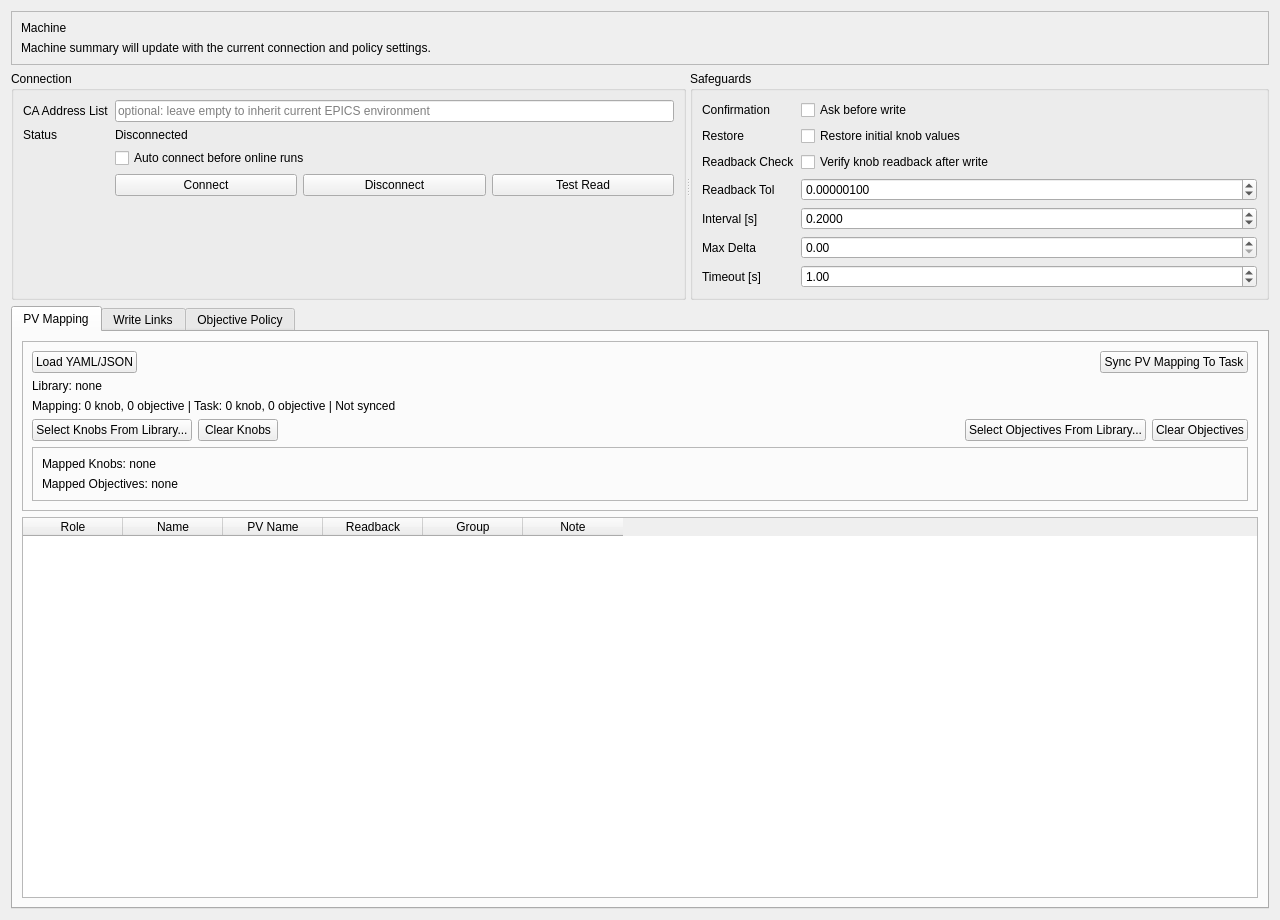
Old version of the form src/gotacc/gui/ui/page_machine.ui in the repository ustc-zhr/GOTAcc.
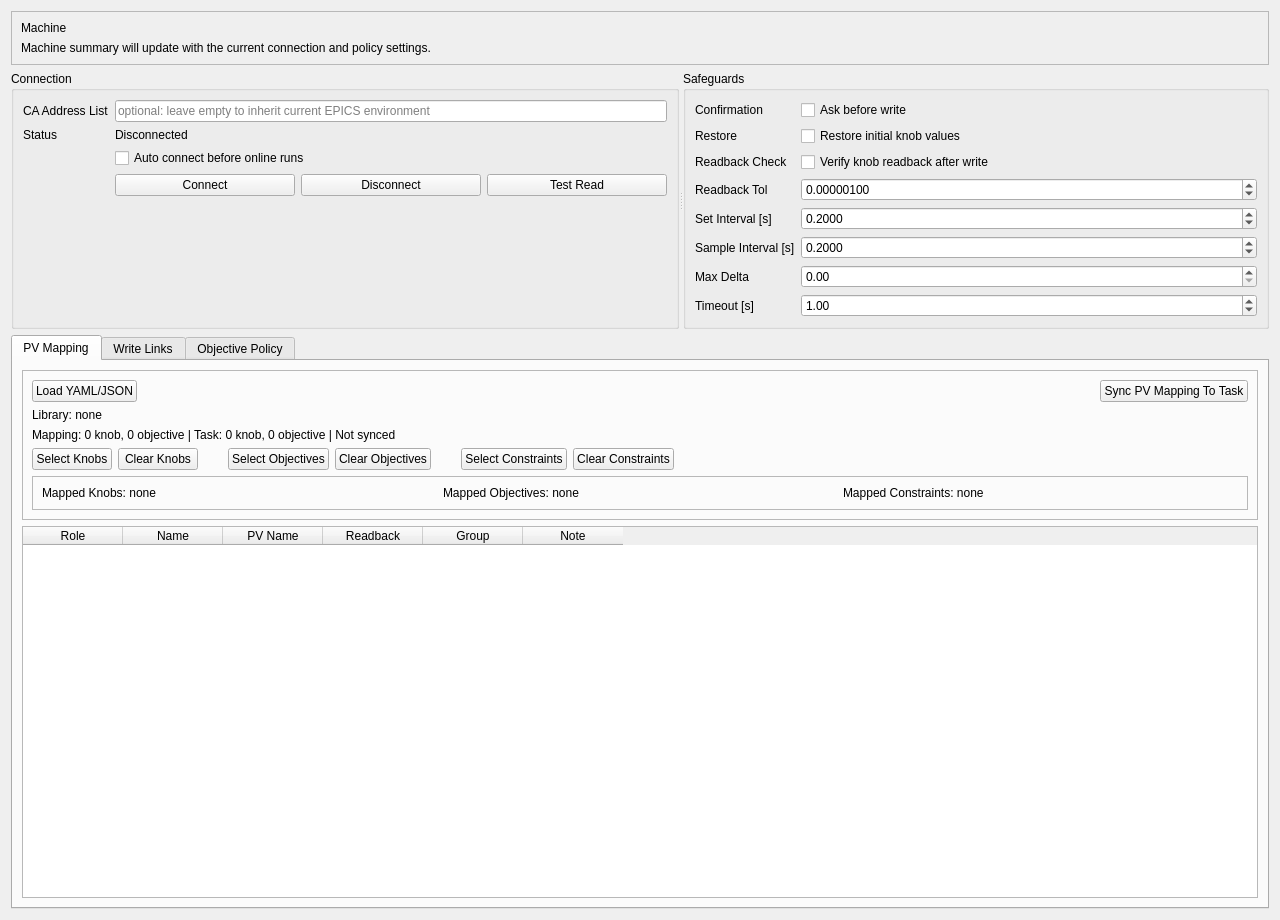
New version of the form.

What changed in the file:
```diff
--- a/src/gotacc/gui/ui/page_machine.ui
+++ b/src/gotacc/gui/ui/page_machine.ui
@@ -72,12 +72,14 @@
          <item row="2" column="1"><widget class="QCheckBox" name="checkBox_readbackCheck"><property name="text"><string>Verify knob readback after write</string></property></widget></item>
          <item row="3" column="0"><widget class="QLabel" name="label_readbackTol"><property name="text"><string>Readback Tol</string></property></widget></item>
          <item row="3" column="1"><widget class="QDoubleSpinBox" name="doubleSpinBox_readbackTol"><property name="decimals"><number>8</number></property><property name="minimum"><double>0.000000000000000</double></property><property name="maximum"><double>999999999.000000000000000</double></property><property name="singleStep"><double>0.000001000000000</double></property><property name="value"><double>0.000001000000000</double></property></widget></item>
-         <item row="4" column="0"><widget class="QLabel" name="label_interval"><property name="text"><string>Interval [s]</string></property></widget></item>
-         <item row="4" column="1"><widget class="QDoubleSpinBox" name="doubleSpinBox_interval"><property name="decimals"><number>4</number></property><property name="minimum"><double>0.000000000000000</double></property><property name="maximum"><double>999999999.000000000000000</double></property><property name="singleStep"><double>0.100000000000000</double></property><property name="value"><double>0.200000000000000</double></property></widget></item>
-         <item row="5" column="0"><widget class="QLabel" name="label_delta"><property name="text"><string>Max Delta</string></property></widget></item>
-         <item row="5" column="1"><widget class="QDoubleSpinBox" name="doubleSpinBox_delta"><property name="maximum"><double>999999999.000000000000000</double></property></widget></item>
-         <item row="6" column="0"><widget class="QLabel" name="label_timeout"><property name="text"><string>Timeout [s]</string></property></widget></item>
-         <item row="6" column="1"><widget class="QDoubleSpinBox" name="doubleSpinBox_timeout"><property name="maximum"><double>999999999.000000000000000</double></property><property name="value"><double>1.000000000000000</double></property></widget></item>
+         <item row="4" column="0"><widget class="QLabel" name="label_setInterval"><property name="text"><string>Set Interval [s]</string></property></widget></item>
+         <item row="4" column="1"><widget class="QDoubleSpinBox" name="doubleSpinBox_setInterval"><property name="decimals"><number>4</number></property><property name="minimum"><double>0.000000000000000</double></property><property name="maximum"><double>999999999.000000000000000</double></property><property name="singleStep"><double>0.100000000000000</double></property><property name="value"><double>0.200000000000000</double></property></widget></item>
+         <item row="5" column="0"><widget class="QLabel" name="label_sampleInterval"><property name="text"><string>Sample Interval [s]</string></property></widget></item>
+         <item row="5" column="1"><widget class="QDoubleSpinBox" name="doubleSpinBox_sampleInterval"><property name="decimals"><number>4</number></property><property name="minimum"><double>0.000000000000000</double></property><property name="maximum"><double>999999999.000000000000000</double></property><property name="singleStep"><double>0.100000000000000</double></property><property name="value"><double>0.200000000000000</double></property></widget></item>
+         <item row="6" column="0"><widget class="QLabel" name="label_delta"><property name="text"><string>Max Delta</string></property></widget></item>
+         <item row="6" column="1"><widget class="QDoubleSpinBox" name="doubleSpinBox_delta"><property name="maximum"><double>999999999.000000000000000</double></property></widget></item>
+         <item row="7" column="0"><widget class="QLabel" name="label_timeout"><property name="text"><string>Timeout [s]</string></property></widget></item>
+         <item row="7" column="1"><widget class="QDoubleSpinBox" name="doubleSpinBox_timeout"><property name="maximum"><double>999999999.000000000000000</double></property><property name="value"><double>1.000000000000000</double></property></widget></item>
         </layout>
        </item>
       </layout>
@@ -151,7 +153,7 @@
             <item>
              <widget class="QPushButton" name="pushButton_pickKnobsFromLibrary">
               <property name="text">
-               <string>Select Knobs From Library...</string>
+               <string>Select Knobs</string>
               </property>
              </widget>
             </item>
@@ -167,9 +169,12 @@
               <property name="orientation">
                <enum>Qt::Horizontal</enum>
               </property>
+              <property name="sizeType">
+               <enum>QSizePolicy::Fixed</enum>
+              </property>
               <property name="sizeHint" stdset="0">
                <size>
-                <width>20</width>
+                <width>24</width>
                 <height>20</height>
                </size>
               </property>
@@ -178,7 +183,7 @@
             <item>
              <widget class="QPushButton" name="pushButton_pickObjectivesFromLibrary">
               <property name="text">
-               <string>Select Objectives From Library...</string>
+               <string>Select Objectives</string>
               </property>
              </widget>
             </item>
@@ -188,15 +193,58 @@
                <string>Clear Objectives</string>
               </property>
              </widget>
+           </item>
+            <item>
+             <spacer name="horizontalSpacer_pvPickerObjectiveConstraint">
+              <property name="orientation">
+               <enum>Qt::Horizontal</enum>
+              </property>
+              <property name="sizeType">
+               <enum>QSizePolicy::Fixed</enum>
+              </property>
+              <property name="sizeHint" stdset="0">
+               <size>
+                <width>24</width>
+                <height>20</height>
+               </size>
+              </property>
+             </spacer>
             </item>
-           </layout>
-          </item>
+            <item>
+             <widget class="QPushButton" name="pushButton_pickConstraintsFromLibrary">
+              <property name="text">
+               <string>Select Constraints</string>
+              </property>
+             </widget>
+            </item>
+            <item>
+             <widget class="QPushButton" name="pushButton_clearSelectedConstraints">
+              <property name="text">
+               <string>Clear Constraints</string>
+              </property>
+             </widget>
+            </item>
+            <item>
+             <spacer name="horizontalSpacer_constraintPicker">
+              <property name="orientation">
+               <enum>Qt::Horizontal</enum>
+              </property>
+              <property name="sizeHint" stdset="0">
+               <size>
+                <width>40</width>
+                <height>20</height>
+               </size>
+              </property>
+             </spacer>
+            </item>
+          </layout>
+         </item>
           <item>
            <widget class="QFrame" name="frame_selectedLibrarySummary">
             <property name="frameShape">
              <enum>QFrame::StyledPanel</enum>
             </property>
-            <layout class="QVBoxLayout" name="verticalLayout_selectedLibrarySummary">
+            <layout class="QHBoxLayout" name="horizontalLayout_selectedLibrarySummary">
              <item>
               <widget class="QLabel" name="label_selectedKnobsSummary">
                 <property name="text">
@@ -217,6 +265,16 @@
                 </property>
                </widget>
              </item>
+             <item>
+              <widget class="QLabel" name="label_selectedConstraintsSummary">
+                <property name="text">
+                <string>Mapped Constraints: none</string>
+                </property>
+                <property name="wordWrap">
+                 <bool>true</bool>
+                </property>
+               </widget>
+             </item>
             </layout>
            </widget>
           </item>
```
Left out of the diff: 2 changed lines with no effect on the pictures.
